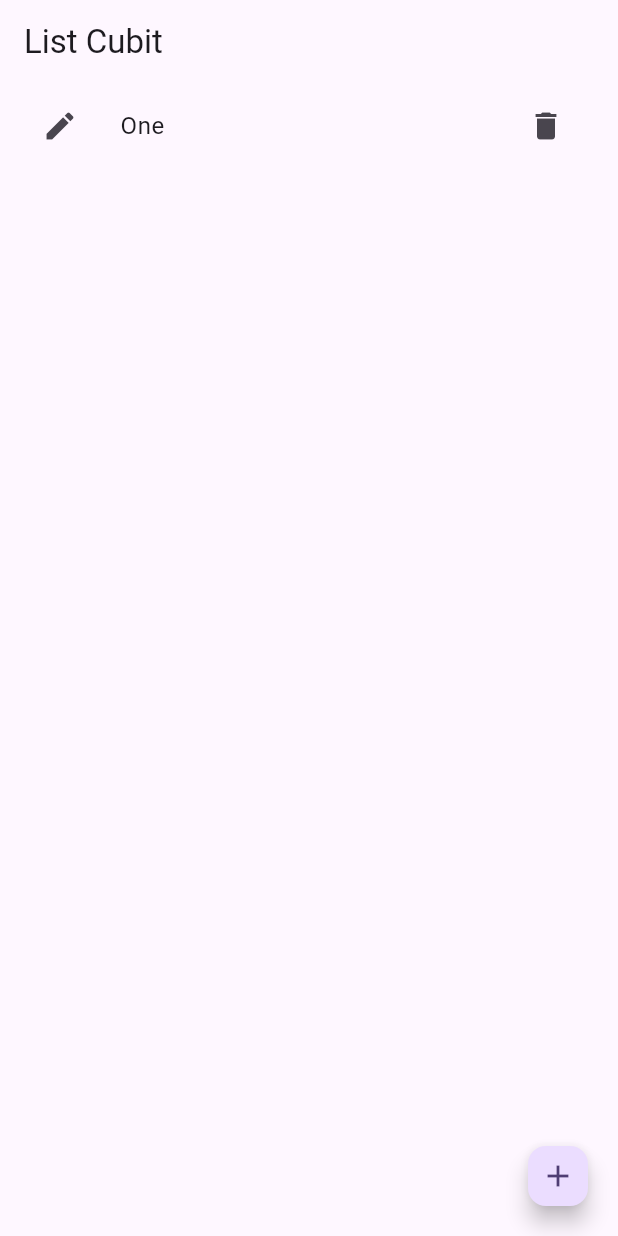
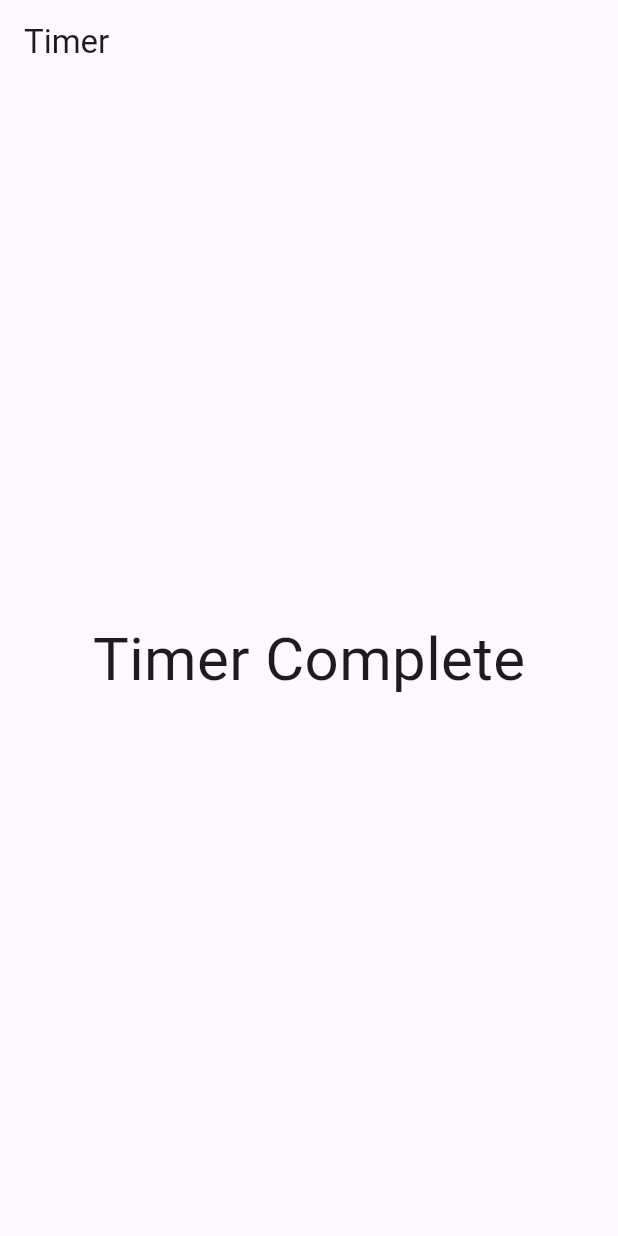
Before and after one commit to MuhammadRahman2/Flutter-learning, a Flutter app: the screen it shows after launch, on a phone screen of 412 x 824 dp. Run offline on Flutter 3.47's test engine with Material 3 defaults, Android fonts, the phone set to English and light mode, and no system bars; our stand-ins replace bloc, flutter_bloc.

Commit message:
timer with cubit

```diff
--- a/lib/main.dart
+++ b/lib/main.dart
@@ -9,6 +9,8 @@ import 'package:flutter_learning/slider_cubit_two/slider_cubit.dart';
 import 'package:flutter_learning/slider_cubit_two/slider_cubit_view.dart';
 import 'package:flutter_learning/switch_change_cubit/switch_cubit.dart';
 import 'package:flutter_learning/switch_change_cubit/switch_cubit_view.dart';
+import 'package:flutter_learning/timer_cubit/timer_cubit.dart';
+import 'package:flutter_learning/timer_cubit/timer_cubit_view.dart';
 
 void main() async {
   WidgetsFlutterBinding.ensureInitialized();
@@ -29,6 +31,7 @@ class MyApp extends StatelessWidget {
         BlocProvider(create: (context) => SwitchCubit(),),
         BlocProvider(create: (context) =>  FavouriteCube(),),
         BlocProvider(create: (context) =>  ListCubit(),),
+        BlocProvider(create: (context) =>  TimerCubit()..startTimer(),),
       ],
       child: MaterialApp(
         title: 'Flutter Demo',
@@ -36,7 +39,8 @@ class MyApp extends StatelessWidget {
           colorScheme: ColorScheme.fromSeed(seedColor: Colors.deepPurple),
           useMaterial3: true,
         ),
-        home: ListCubitView()
+        home: TimerCubitView(),
+        // ListCubitView()
         // FavouriteView(),
         // SwitchCubitView(),
         // SliderCubitView(),
--- /dev/null
+++ b/lib/timer_cubit/timer_cubit.dart
@@ -0,0 +1,53 @@
+
+import 'dart:async';
+
+import 'package:flutter_bloc/flutter_bloc.dart';
+
+class TimerCubit extends Cubit<TimerState>{
+  TimerCubit():super(TimerInitial());
+
+  Timer? _timer;
+  final int _maxDuration = 5;
+
+  void startTimer(){
+    if(_timer != null){
+      _timer!.cancel();
+    }
+    int _start = 0;
+    emit(TimerRunning(progress: 0));
+    _timer = Timer.periodic(const Duration(milliseconds: 700), (timer) {
+      if (_start == _maxDuration){
+        emit(TimerComplete());
+        _timer!.cancel();
+      }else{
+        _start++;
+        double progress = _start / _maxDuration;
+        emit(TimerRunning(progress: progress));
+      }
+    });
+  }
+
+  @override
+  Future<void> close() {
+    _timer?.cancel();
+    return super.close();
+  }
+
+}
+
+
+
+abstract class TimerState{}
+
+class TimerInitial extends TimerState{
+
+}
+
+class TimerRunning extends TimerState{
+  final double progress;
+  TimerRunning({required this.progress});
+
+}
+class TimerComplete extends TimerState{
+
+}
--- /dev/null
+++ b/lib/timer_cubit/timer_cubit_view.dart
@@ -0,0 +1,39 @@
+import 'dart:async';
+
+import 'package:flutter/material.dart';
+import 'package:flutter_bloc/flutter_bloc.dart';
+import 'package:flutter_learning/timer_cubit/timer_cubit.dart';
+
+class TimerCubitView extends StatelessWidget {
+  const TimerCubitView({super.key});
+
+  Widget build(BuildContext context) {
+    return Scaffold(
+      appBar: AppBar(
+        title: const Text('Timer'),
+      ),
+      body: Center(
+        child: BlocBuilder<TimerCubit, TimerState>(
+          builder: (context, state) {
+            if (state is TimerRunning) {
+              return Padding(
+                padding: const EdgeInsets.all(8.0),
+                child: LinearProgressIndicator(value: state.progress),
+              );
+            } else if (state is TimerComplete) {
+              return const Text(
+                "Timer Complete",
+                style: TextStyle(fontSize: 40),
+              );
+            } else {
+              return const Text(
+                "Starting Timer...",
+                style: TextStyle(fontSize: 40),
+              );
+            }
+          },
+        ),
+      ),
+    );
+  }
+}
```
